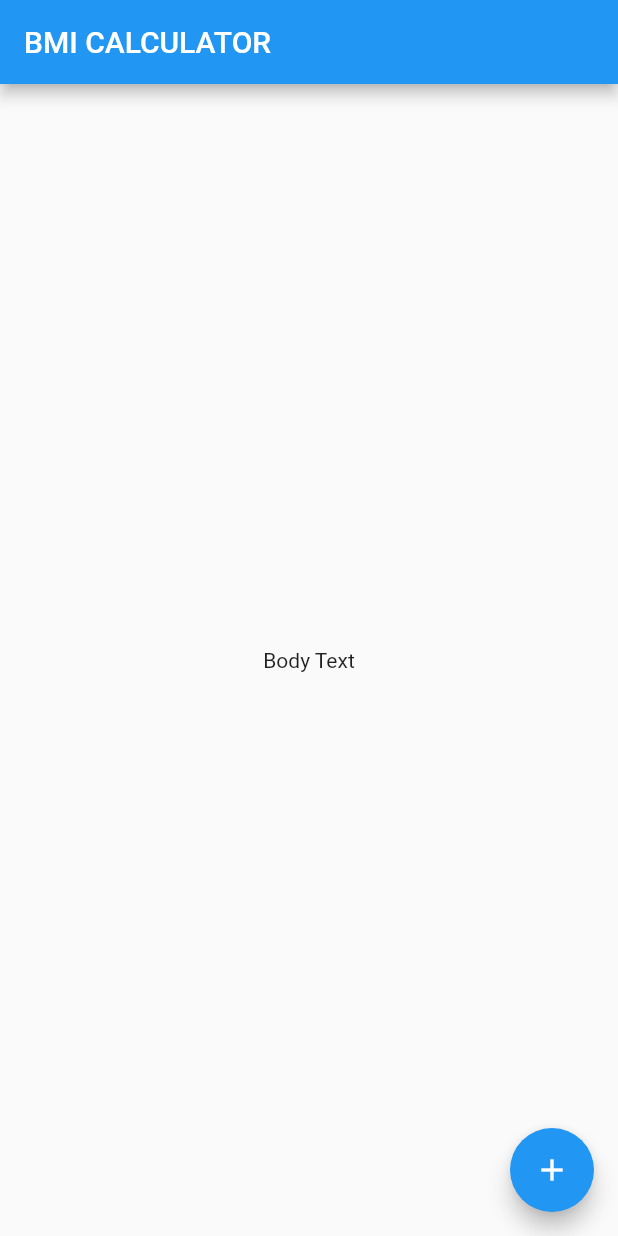
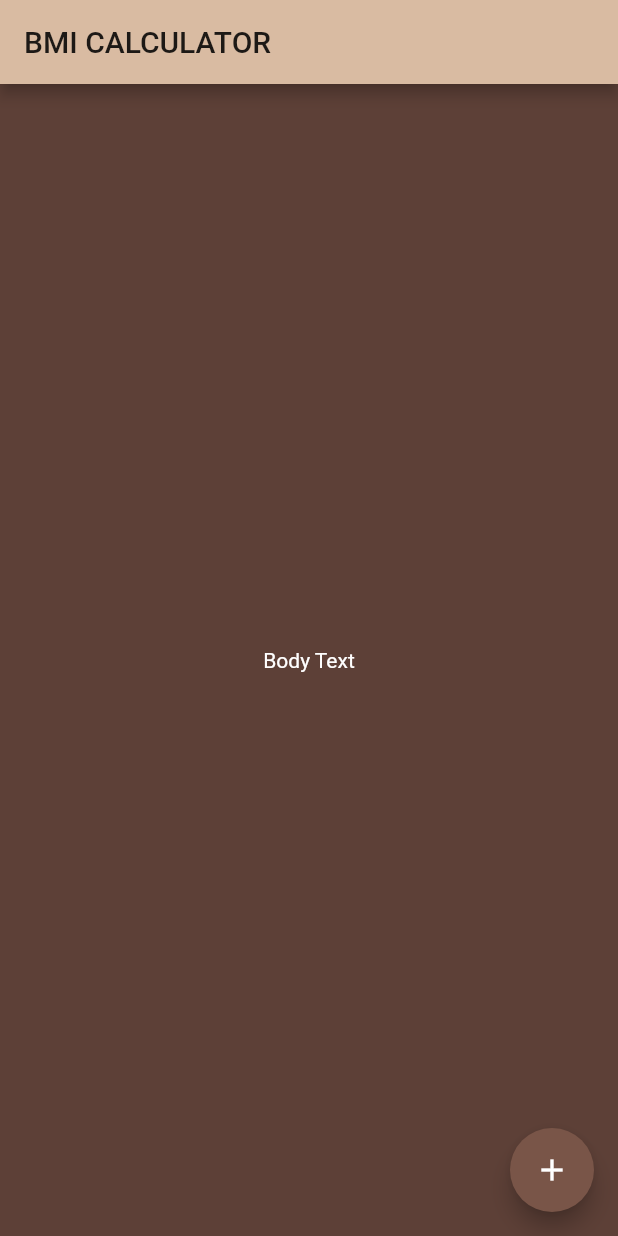
Before and after one commit to TiroLiroLD/FlutterCourse_bmi-calculator, a Flutter app: the screen it shows after launch, on a phone screen of 412 x 824 dp. Run offline on Flutter 3.47's test engine with Material 2 defaults, Android fonts, the phone set to English and light mode, and no system bars.

Commit message:
<refactor>implement input_page to refactor main.dart

```diff
--- /dev/null
+++ b/lib/input_page.dart
@@ -0,0 +1,23 @@
+import 'package:flutter/material.dart';
+
+class InputPage extends StatefulWidget {
+  @override
+  _InputPageState createState() => _InputPageState();
+}
+
+class _InputPageState extends State<InputPage> {
+  @override
+  Widget build(BuildContext context) {
+    return Scaffold(
+      appBar: AppBar(
+        title: Text('BMI CALCULATOR'),
+      ),
+      body: Center(
+        child: Text('Body Text'),
+      ),
+      floatingActionButton: FloatingActionButton(
+        child: Icon(Icons.add),
+      ),
+    );
+  }
+}
--- a/lib/main.dart
+++ b/lib/main.dart
@@ -1,4 +1,6 @@
 import 'package:flutter/material.dart';
+
+import 'input_page.dart';
 
 void main() => runApp(BMICalculator());
 
@@ -6,29 +8,15 @@ class BMICalculator extends StatelessWidget {
   @override
   Widget build(BuildContext context) {
     return MaterialApp(
+      theme: ThemeData(
+        primaryColor: Color(0xFFD9BBA2),
+        accentColor: Colors.brown,
+        scaffoldBackgroundColor: Colors.brown[700],
+        textTheme: TextTheme(
+          bodyText2: TextStyle(color: Colors.white),
+        ),
+      ),
       home: InputPage(),
     );
   }
 }
-
-class InputPage extends StatefulWidget {
-  @override
-  _InputPageState createState() => _InputPageState();
-}
-
-class _InputPageState extends State<InputPage> {
-  @override
-  Widget build(BuildContext context) {
-    return Scaffold(
-      appBar: AppBar(
-        title: Text('BMI CALCULATOR'),
-      ),
-      body: Center(
-        child: Text('Body Text'),
-      ),
-      floatingActionButton: FloatingActionButton(
-        child: Icon(Icons.add),
-      ),
-    );
-  }
-}
```
